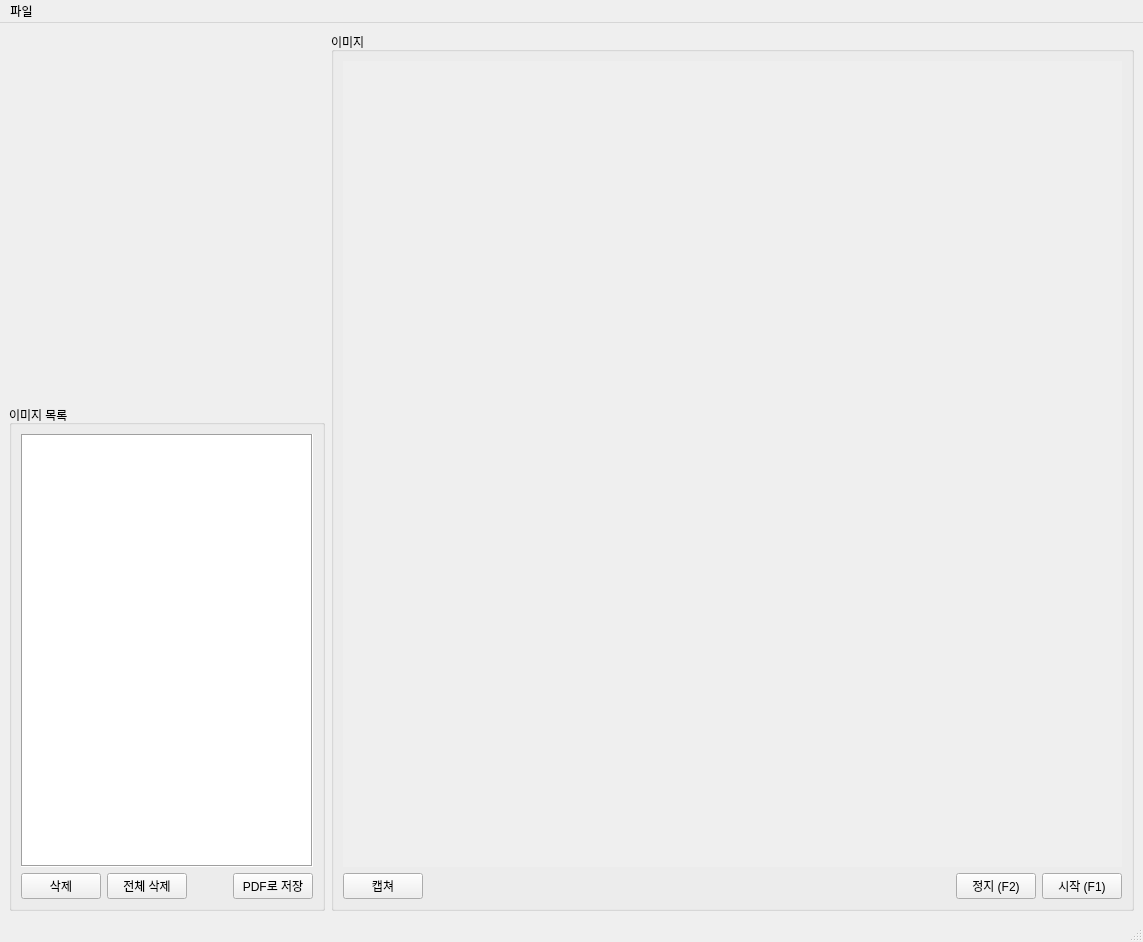
Before: the Qt Designer form ui/main_window.ui in gyuha/capture-macro2, drawn with Qt 5.
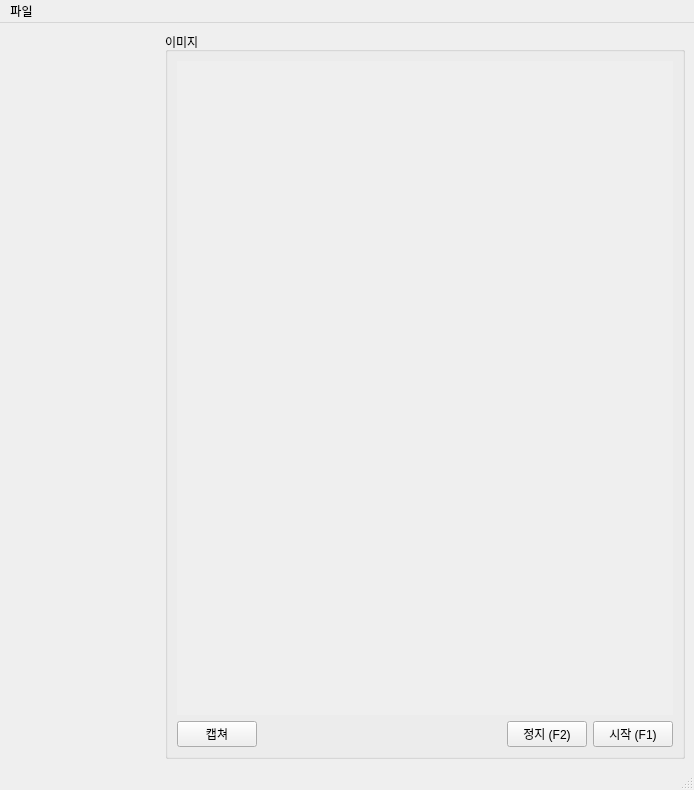
After: the same form once the commit is applied. Custom widgets are drawn as their Qt base class.

Commit message: 이미지 위젯

```diff
--- a/ui/main_window.ui
+++ b/ui/main_window.ui
@@ -6,8 +6,8 @@
    <rect>
     <x>0</x>
     <y>0</y>
-    <width>1143</width>
-    <height>942</height>
+    <width>694</width>
+    <height>790</height>
    </rect>
   </property>
   <property name="windowTitle">
@@ -16,12 +16,12 @@
   <widget class="QWidget" name="centralwidget">
    <layout class="QHBoxLayout" name="horizontalLayout_2" stretch="0,1">
     <item>
-     <layout class="QVBoxLayout" name="verticalLayout" stretch="2,3,7">
+     <layout class="QVBoxLayout" name="verticalLayout" stretch="2,3,0">
       <item>
        <widget class="CommandWidget" name="pre_command_widget" native="true">
         <property name="minimumSize">
          <size>
-          <width>0</width>
+          <width>150</width>
           <height>111</height>
          </size>
         </property>
@@ -38,87 +38,13 @@
        </widget>
       </item>
       <item>
-       <widget class="QGroupBox" name="groupBox_2">
-        <property name="title">
-         <string>이미지 목록</string>
+       <widget class="ImageListWidget" name="image_list_widget" native="true">
+        <property name="minimumSize">
+         <size>
+          <width>150</width>
+          <height>300</height>
+         </size>
         </property>
-        <layout class="QVBoxLayout" name="verticalLayout_2">
-         <item>
-          <widget class="QListWidget" name="lsFiles">
-           <property name="frameShape">
-            <enum>QFrame::Box</enum>
-           </property>
-           <property name="frameShadow">
-            <enum>QFrame::Sunken</enum>
-           </property>
-           <property name="iconSize">
-            <size>
-             <width>80</width>
-             <height>120</height>
-            </size>
-           </property>
-           <property name="textElideMode">
-            <enum>Qt::ElideLeft</enum>
-           </property>
-           <property name="verticalScrollMode">
-            <enum>QAbstractItemView::ScrollPerItem</enum>
-           </property>
-           <property name="gridSize">
-            <size>
-             <width>0</width>
-             <height>120</height>
-            </size>
-           </property>
-           <property name="viewMode">
-            <enum>QListView::ListMode</enum>
-           </property>
-          </widget>
-         </item>
-         <item>
-          <layout class="QHBoxLayout" name="horizontalLayout_5">
-           <item>
-            <widget class="QPushButton" name="btnDeleteFile_2">
-             <property name="minimumSize">
-              <size>
-               <width>60</width>
-               <height>0</height>
-              </size>
-             </property>
-             <property name="text">
-              <string>삭제</string>
-             </property>
-            </widget>
-           </item>
-           <item>
-            <widget class="QPushButton" name="btnDeleteAllFiles_2">
-             <property name="text">
-              <string>전체 삭제</string>
-             </property>
-            </widget>
-           </item>
-           <item>
-            <spacer name="horizontalSpacer_2">
-             <property name="orientation">
-              <enum>Qt::Horizontal</enum>
-             </property>
-             <property name="sizeHint" stdset="0">
-              <size>
-               <width>40</width>
-               <height>20</height>
-              </size>
-             </property>
-            </spacer>
-           </item>
-           <item>
-            <widget class="QPushButton" name="btnToPdf_2">
-             <property name="text">
-              <string>PDF로 저장</string>
-             </property>
-            </widget>
-           </item>
-          </layout>
-         </item>
-        </layout>
        </widget>
       </item>
      </layout>
@@ -235,7 +161,7 @@
     <rect>
      <x>0</x>
      <y>0</y>
-     <width>1143</width>
+     <width>694</width>
      <height>18</height>
     </rect>
    </property>
@@ -280,6 +206,12 @@
    <header>app.widgets.command_widget.h</header>
    <container>1</container>
   </customwidget>
+  <customwidget>
+   <class>ImageListWidget</class>
+   <extends>QWidget</extends>
+   <header>app.widgets.image_list_widget.h</header>
+   <container>1</container>
+  </customwidget>
  </customwidgets>
  <resources/>
  <connections/>
```
The commit also changes 6 other files.
